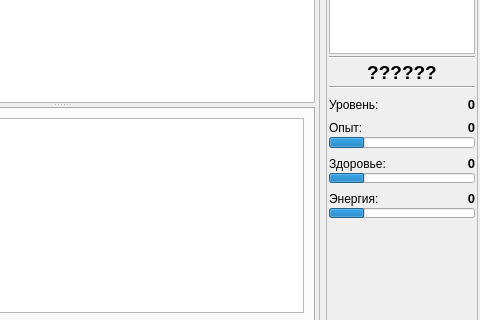
Old version of the form main_window.ui in the repository sofgame-plugin/psiplus-plugin; both pictures show x 198 to 678 and y 168 to 488 of the 678 by 721 pixel window.
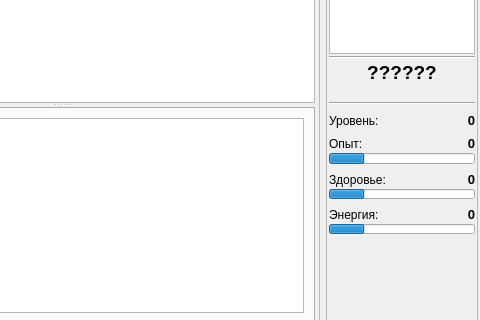
New version of the form. Custom widgets are drawn as their Qt base class.

```diff
--- a/main_window.ui
+++ b/main_window.ui
@@ -2839,6 +2839,19 @@
           </property>
          </widget>
         </item>
+        <item>
+         <widget class="QLabel" name="persCitizenship">
+          <property name="sizePolicy">
+           <sizepolicy hsizetype="Expanding" vsizetype="Preferred">
+            <horstretch>0</horstretch>
+            <verstretch>0</verstretch>
+           </sizepolicy>
+          </property>
+          <property name="alignment">
+           <set>Qt::AlignCenter</set>
+          </property>
+         </widget>
+        </item>
         <item>
          <widget class="Line" name="line_2">
           <property name="orientation">
```
